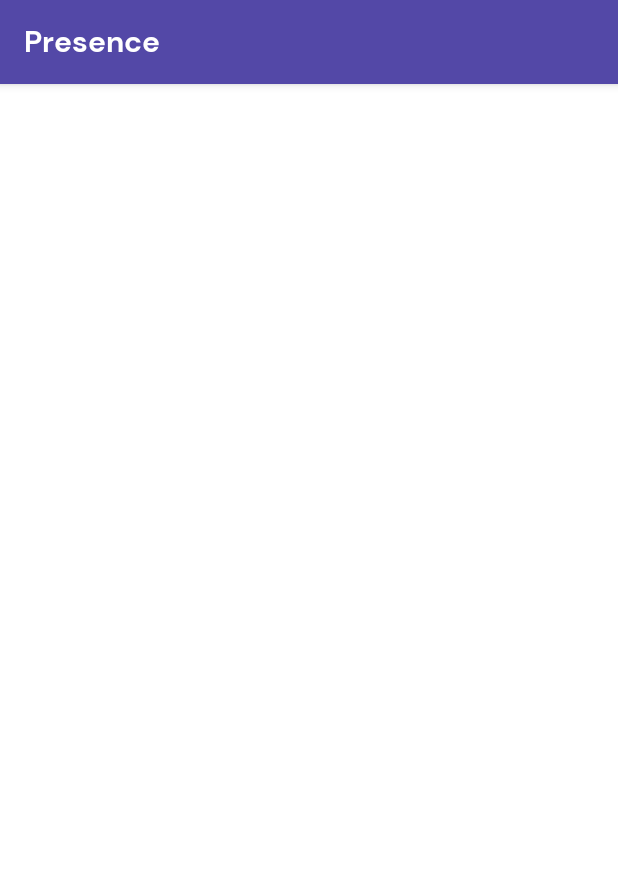
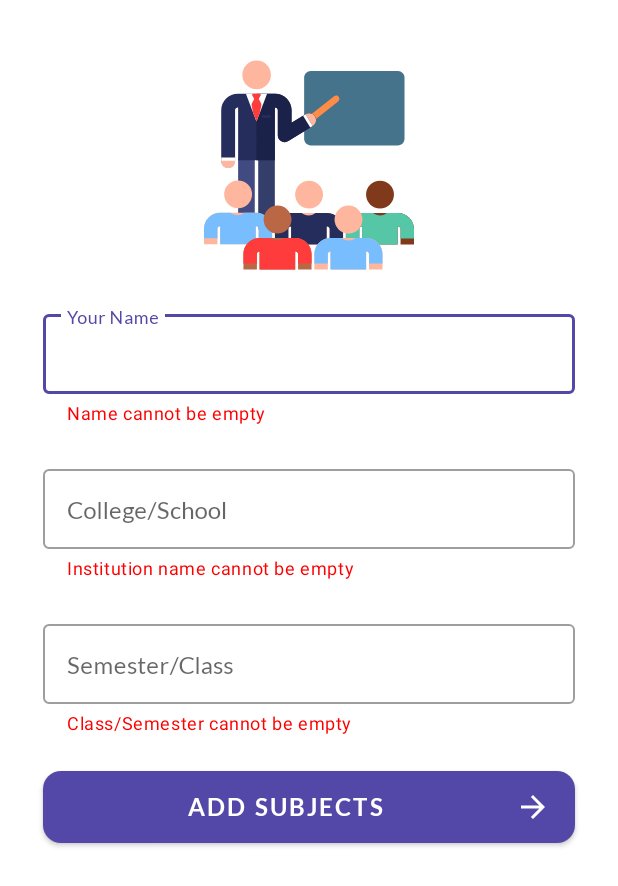
Before and after one commit to pratapnik/Presence, an Android app: the screen it shows after launch (AddSubjectsActivity before the commit, UserDetailsActivity after it), after a tap on "ADD SUBJECTS", on a phone screen of 412 x 824 dp. Shown: the top 886 px of the screen. Run offline under Robolectric (Android 15) with nearby library versions, the light colour scheme and no system bars.

Commit message:
Completed UserDetails UI

```diff
--- a/app/src/main/java/com/example/presence/UserDetailsActivity.kt
+++ b/app/src/main/java/com/example/presence/UserDetailsActivity.kt
@@ -1,7 +1,11 @@
 package com.example.presence
 
 import android.content.Intent
+import android.graphics.Color
 import android.os.Bundle
+import android.text.Editable
+import android.text.TextWatcher
+import android.view.WindowManager
 import androidx.appcompat.app.AppCompatActivity
 import com.example.presence.widgets.StartupInformationDialog
 import kotlinx.android.synthetic.main.activity_user_details.*
@@ -10,6 +14,9 @@ import kotlinx.android.synthetic.main.activity_user_details.*
 class UserDetailsActivity : AppCompatActivity() {
 
     private lateinit var startupDialog: StartupInformationDialog
+    lateinit var userName: String
+    lateinit var institutionName: String
+    lateinit var classValue: String
 
     override fun onCreate(savedInstanceState: Bundle?) {
         super.onCreate(savedInstanceState)
@@ -17,19 +24,132 @@ class UserDetailsActivity : AppCompatActivity() {
 
         supportActionBar?.hide()
 
+        changeStatusBarColor()
         openStartupDialog()
 
+        etUserName.addTextChangedListener(object : TextWatcher {
+            override fun afterTextChanged(s: Editable) {
+            }
+
+            override fun beforeTextChanged(
+                s: CharSequence,
+                start: Int,
+                count: Int,
+                after: Int
+            ) {
+            }
+
+            override fun onTextChanged(
+                s: CharSequence,
+                start: Int,
+                before: Int,
+                count: Int
+            ) {
+                otfUserName.isHelperTextEnabled = s.isEmpty()
+            }
+        })
+
+        etInstitutionName.addTextChangedListener(object : TextWatcher {
+            override fun afterTextChanged(s: Editable) {
+            }
+
+            override fun beforeTextChanged(
+                s: CharSequence,
+                start: Int,
+                count: Int,
+                after: Int
+            ) {
+            }
+
+            override fun onTextChanged(
+                s: CharSequence,
+                start: Int,
+                before: Int,
+                count: Int
+            ) {
+                otfInstitutionName.isHelperTextEnabled = s.isEmpty()
+            }
+        })
+
+        etClass.addTextChangedListener(object : TextWatcher {
+            override fun afterTextChanged(s: Editable) {
+                // TODO Auto-generated method stub
+            }
+
+            override fun beforeTextChanged(
+                s: CharSequence,
+                start: Int,
+                count: Int,
+                after: Int
+            ) {
+                // TODO Auto-generated method stub
+            }
+
+            override fun onTextChanged(
+                s: CharSequence,
+                start: Int,
+                before: Int,
+                count: Int
+            ) {
+                otfClass.isHelperTextEnabled = s.isEmpty()
+            }
+        })
+
         btnAddSubjects.setOnClickListener {
-            val addSubjectsActivity = Intent(this, AddSubjectsActivity::class.java)
-            startActivity(addSubjectsActivity)
+
+            getValuesFromViews()
+
+            var goToAddSubjects = true
+
+            if (isTextFieldEmpty(userName)) {
+                otfUserName.helperText = "Name cannot be empty"
+                otfUserName.error = ""
+                otfUserName.setErrorIconDrawable(R.drawable.ic_error_outline)
+                goToAddSubjects = false
+            }
+            if (isTextFieldEmpty(institutionName)) {
+                otfInstitutionName.helperText = "Institution name cannot be empty"
+                otfInstitutionName.error = ""
+                otfInstitutionName.setErrorIconDrawable(R.drawable.ic_error_outline)
+                goToAddSubjects = false
+            }
+            if (isTextFieldEmpty(classValue)) {
+                otfClass.helperText = "Class/Semester cannot be empty"
+                otfClass.error = ""
+                otfClass.setErrorIconDrawable(R.drawable.ic_error_outline)
+                goToAddSubjects = false
+            }
+
+            if (goToAddSubjects) {
+                val addSubjectsActivity = Intent(this, AddSubjectsActivity::class.java)
+                startActivity(addSubjectsActivity)
+            }
         }
     }
 
-    fun openStartupDialog(){
+    private fun openStartupDialog() {
         startupDialog = StartupInformationDialog()
         val fragmentTransaction = supportFragmentManager.beginTransaction()
         fragmentTransaction.addToBackStack(null)
-        startupDialog.show(fragmentTransaction,
-            resources.getString(R.string.label_start_up_dialog_tag))
+        startupDialog.show(
+            fragmentTransaction,
+            resources.getString(R.string.label_start_up_dialog_tag)
+        )
+    }
+
+    private fun changeStatusBarColor() {
+        val window = window
+        window.addFlags(WindowManager.LayoutParams.FLAG_DRAWS_SYSTEM_BAR_BACKGROUNDS);
+        window.statusBarColor = Color.TRANSPARENT;
+    }
+
+    private fun isTextFieldEmpty(editTextString: String): Boolean {
+        return editTextString.isEmpty()
+    }
+
+    private fun getValuesFromViews() {
+        userName = etUserName.text.toString()
+        institutionName = etInstitutionName.text.toString()
+        classValue = etClass.text.toString()
     }
 }
--- a/app/src/main/java/com/example/presence/widgets/StartupInformationDialog.kt
+++ b/app/src/main/java/com/example/presence/widgets/StartupInformationDialog.kt
@@ -18,7 +18,7 @@ class StartupInformationDialog: DialogFragment() {
         var layoutInflater: LayoutInflater? = activity?.layoutInflater
         val view = layoutInflater?.inflate(R.layout.startup_dialog_layout, null)
 
-        startupDialog = AlertDialog.Builder(activity)
+        startupDialog = AlertDialog.Builder(activity, R.style.CustomAlertDialog)
         startupDialog.setView(view)
 
         btnOk = view?.findViewById(R.id.btnStartupDialogOk)!!
--- /dev/null
+++ b/app/src/main/res/drawable/custom_dialog_background.xml
@@ -0,0 +1,9 @@
+<?xml version="1.0" encoding="utf-8"?>
+<shape xmlns:android="http://schemas.android.com/apk/res/android"
+    android:shape="rectangle">
+
+    <corners android:radius="@dimen/padding_eight_dp"/>
+    <solid android:color="@color/color_white"/>
+
+
+</shape>
--- /dev/null
+++ b/app/src/main/res/drawable/ic_error_outline.xml
@@ -0,0 +1,5 @@
+<vector android:height="24dp" android:tint="@color/color_helper_text"
+    android:viewportHeight="24.0" android:viewportWidth="24.0"
+    android:width="24dp" xmlns:android="http://schemas.android.com/apk/res/android">
+    <path android:fillColor="#FF000000" android:pathData="M11,15h2v2h-2zM11,7h2v6h-2zM11.99,2C6.47,2 2,6.48 2,12s4.47,10 9.99,10C17.52,22 22,17.52 22,12S17.52,2 11.99,2zM12,20c-4.42,0 -8,-3.58 -8,-8s3.58,-8 8,-8 8,3.58 8,8 -3.58,8 -8,8z"/>
+</vector>
--- a/app/src/main/res/layout/activity_user_details.xml
+++ b/app/src/main/res/layout/activity_user_details.xml
@@ -41,6 +41,8 @@
         android:layout_height="wrap_content"
         android:hint="@string/label_your_name_hint"
         android:layout_marginTop="@dimen/margin_twenty_four_dp"
+        app:errorEnabled="true"
+        app:helperTextTextColor="@color/color_helper_text"
         app:layout_constraintStart_toStartOf="@id/glVerticalLeft"
         app:layout_constraintEnd_toStartOf="@id/glVerticalRight"
         app:layout_constraintTop_toBottomOf="@id/ivSubjectsLogo"
@@ -62,6 +64,8 @@
         android:layout_height="wrap_content"
         android:hint="@string/label_institution_name_hint"
         android:layout_marginTop="@dimen/margin_twenty_four_dp"
+        app:errorEnabled="true"
+        app:helperTextTextColor="@color/color_helper_text"
         app:layout_constraintStart_toStartOf="@id/glVerticalLeft"
         app:layout_constraintEnd_toStartOf="@id/glVerticalRight"
         app:layout_constraintTop_toBottomOf="@id/otfUserName"
@@ -83,6 +87,8 @@
         android:layout_width="0dp"
         android:layout_height="wrap_content"
         android:hint="@string/label_class_hint"
+        app:helperTextTextColor="@color/color_helper_text"
+        app:errorEnabled="true"
         android:layout_marginTop="@dimen/margin_twenty_four_dp"
         app:layout_constraintStart_toStartOf="@id/glVerticalLeft"
         app:layout_constraintEnd_toStartOf="@id/glVerticalRight"
@@ -107,7 +113,7 @@
         android:fontFamily="@font/font_bold"
         android:textSize="@dimen/text_sixteen_sp"
         style="@style/CustomButton.Filled"
-        android:layout_marginTop="@dimen/button_margin"
+        android:layout_marginTop="@dimen/margin_twenty_four_dp"
         android:drawableEnd="@drawable/ic_arrow_forward"
         android:text="@string/label_add_subjects_button"
         app:layout_constraintTop_toBottomOf="@id/otfClass"
--- a/app/src/main/res/values/colors.xml
+++ b/app/src/main/res/values/colors.xml
@@ -8,6 +8,7 @@
     <color name="color_custom_button">#5348A7</color>
     <color name="color_custom_button_pressed">#805348A7</color>
     <color name="color_white">#FFFFFF</color>
+    <color name="color_helper_text">#FC0000</color>
 
     <!-- Dark Text Color for Light Background -->
     <color name="textDarkPrimary">#DE000000</color> <!--DE for %87 opacity-->
--- a/app/src/main/res/values/dimens.xml
+++ b/app/src/main/res/values/dimens.xml
@@ -2,8 +2,7 @@
 <resources>
     <dimen name="padding_eight_dp">8dp</dimen>
     <dimen name="text_sixteen_sp">16sp</dimen>
-    <dimen name="action_bar_text_size">20sp</dimen>
-    <dimen name="startup_description_text_size">12sp</dimen>
+    <dimen name="action_bar_text_size">28sp</dimen>
     <dimen name="margin_twenty_four_dp">24dp</dimen>
     <dimen name="margin_twelve_dp">12dp</dimen>
     <dimen name="margin_twenty_dp">20dp</dimen>
--- a/app/src/main/res/values/strings.xml
+++ b/app/src/main/res/values/strings.xml
@@ -6,8 +6,7 @@
     <string name="label_add_subjects_button">Add Subjects</string>
     <string name="label_user_details_activity">Education</string>
     <string name="label_start_up_dialog_title">Notice</string>
-    <string name="label_start_up_dialog_description">We will take few details from you for the sole
-        purpose of creating a temporary profile. All of this information will be stored inside your phone.
+    <string name="label_start_up_dialog_description">All of the information will be stored inside your phone.
         Nothing is uploaded to our servers. Thank You!</string>
     <string name="label_button_startup_dialog_title">OK</string>
     <string name="label_start_up_dialog_tag">startupdialog</string>
--- a/app/src/main/res/values/styles.xml
+++ b/app/src/main/res/values/styles.xml
@@ -22,4 +22,7 @@
     <style name="CustomButton.Filled" parent="Widget.MaterialComponents.Button">
         <item name="android:background">@drawable/custom_button_background</item>
     </style>
+    <style name="CustomAlertDialog" parent="Theme.AppCompat.Light.Dialog.Alert">
+        <item name="android:windowBackground">@drawable/custom_dialog_background</item>
+    </style>
 </resources>
```
Also changed, not shown: app/src/main/res/layout/startup_dialog_layout.xml (+8 -6 lines), app/src/main/res/font/font_bold.ttf, app/src/main/res/font/font_bold_italic.ttf, app/src/main/res/font/font_italic.ttf, app/src/main/res/font/font_regular.ttf.
